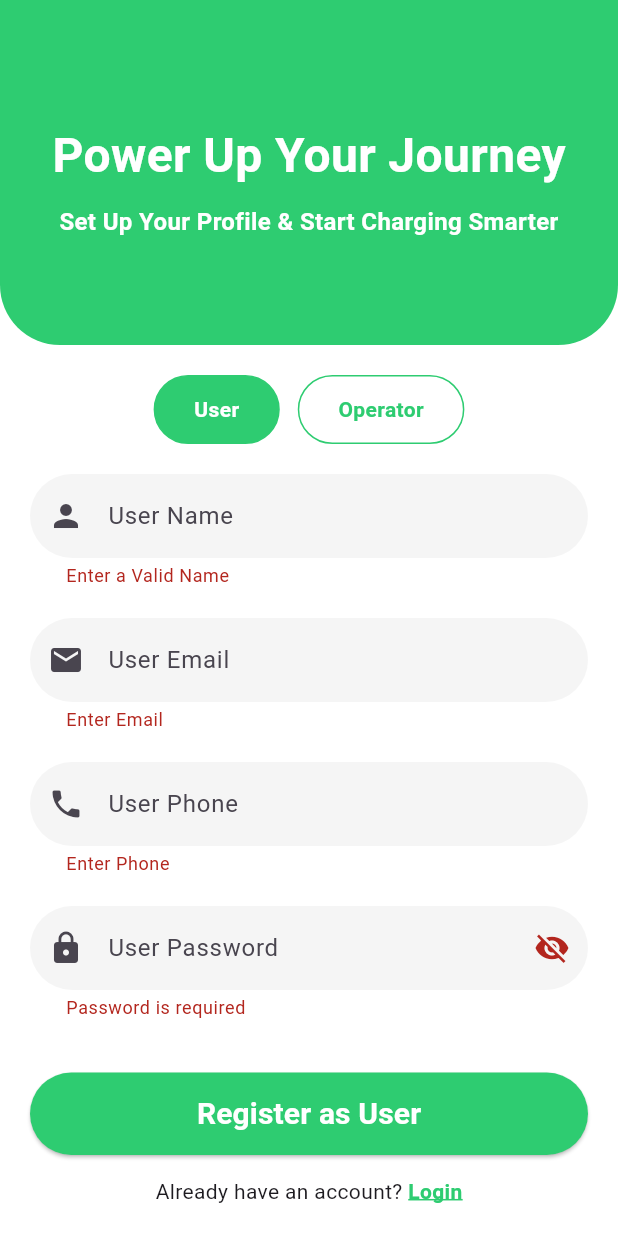
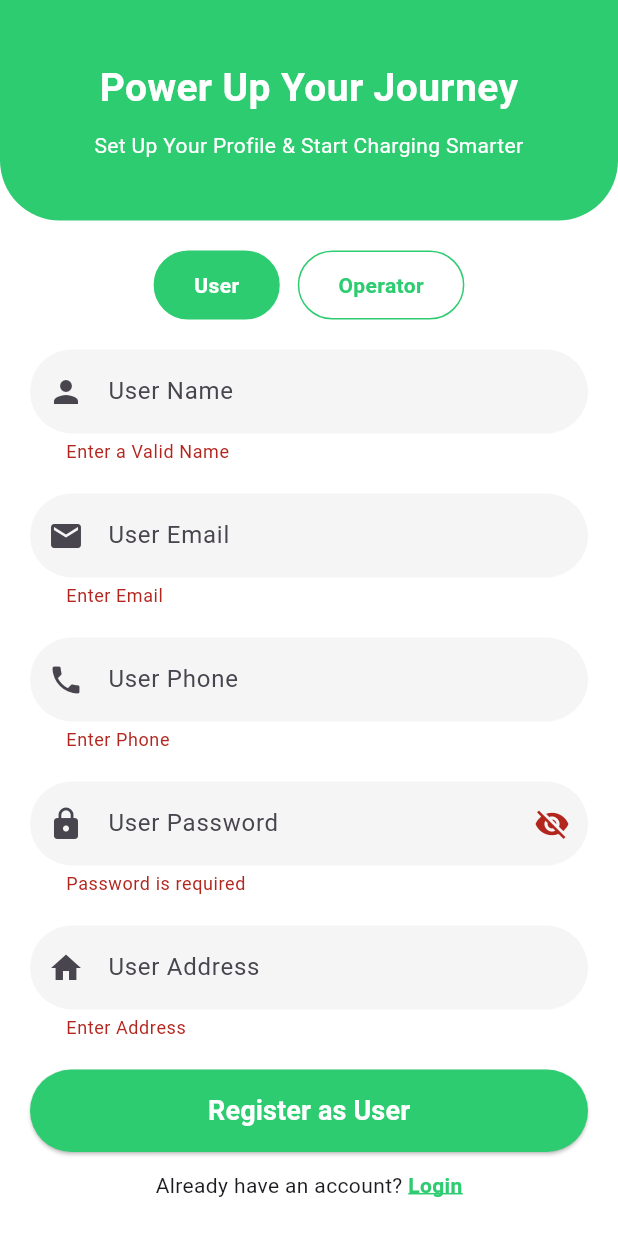
Before and after one commit to Rahilkoshti29/chargenow, a Flutter app: the RegisterPage screen opened directly, after a tap on "Register as User", on a phone screen of 412 x 824 dp. Run offline on Flutter 3.47's test engine with Material 3 defaults, Android fonts, the phone set to English and light mode, and no system bars; our stand-ins replace file_picker, flutter_svg, fluttertoast, font_awesome_flutter, geolocator, google_maps_flutter and 2 more; missing offline and left inert: razorpay_flutter; accounts and stored records are empty; project files that could hold a hidden picture were left out.

Commit message:
register page problem fixed

```diff
--- a/lib/register_page.dart
+++ b/lib/register_page.dart
@@ -133,8 +133,8 @@
       final streamedResponse = await request.send();
       final responseBody = await streamedResponse.stream.bytesToString();
 
-      debugPrint("Status Code: ${streamedResponse.statusCode}");
-      debugPrint("Body: $responseBody");
+      //debugPrint("Status Code: ${streamedResponse.statusCode}");
+      //debugPrint("Body: $responseBody");
 
       final data = jsonDecode(responseBody);
 
@@ -205,83 +205,97 @@
   @override
   Widget build(BuildContext context) {
     return Scaffold(
+      resizeToAvoidBottomInset: true,
       backgroundColor: Colors.white,
       body: isLoading
-          ? Center(child: CircularProgressIndicator(color: Color(0xff2ecc71)))
-          : Column(
+          ? Center(child: CircularProgressIndicator(color: primaryGreen))
+          : SafeArea(
+        child: LayoutBuilder(
+          builder: (context, constraints) {
+            return SingleChildScrollView(
+              keyboardDismissBehavior: ScrollViewKeyboardDismissBehavior.onDrag,
+              padding: EdgeInsets.only(
+                bottom: MediaQuery.of(context).viewInsets.bottom,
+              ),
+              child: ConstrainedBox(
+                constraints: BoxConstraints(minHeight: constraints.maxHeight),
+                child: IntrinsicHeight(
+                  child: Column(
                     children: [
-                Container(
-                  height: 230,
+                      _topHeader(),
+                      const SizedBox(height: 20),
+                      _roleSelector(),
+                      const SizedBox(height: 20),
+                      _formSection(),
+                      _bottomSection(),
+                    ],
+                  ),
+                ),
+              ),
+            );
+          },
+        ),
+      ),
+
+
+    );
+  }
+  Widget _topHeader() {
+    return Container(
       width: double.infinity,
+      padding: const EdgeInsets.symmetric(vertical: 40, horizontal: 20),
       decoration: BoxDecoration(
         color: primaryGreen,
-                    borderRadius: BorderRadius.only(
+        borderRadius: const BorderRadius.only(
           bottomLeft: Radius.circular(40),
           bottomRight: Radius.circular(40),
         ),
       ),
-                  child: SafeArea(
-                    bottom: false,
       child: Column(
-                      mainAxisAlignment: MainAxisAlignment.center,
-                      children: [
-                        SizedBox(height: 10),
+        children: const [
           Text(
             "Power Up Your Journey",
+            textAlign: TextAlign.center,
             style: TextStyle(
               color: Colors.white,
-                            fontSize: 32,
+              fontSize: 26,
               fontWeight: FontWeight.bold,
             ),
           ),
           SizedBox(height: 10),
-                        Padding(
-                          padding: EdgeInsets.symmetric(horizontal: 20),
-                          child: Text(
+          Text(
             "Set Up Your Profile & Start Charging Smarter",
             textAlign: TextAlign.center,
-                            style: TextStyle(
-                              color: Colors.white,
-                              fontSize: 16,
-                              fontWeight: FontWeight.w600,
-                            ),
-                          ),
+            style: TextStyle(color: Colors.white, fontSize: 14),
           ),
         ],
       ),
-                  ),
-                ),
-
-                SizedBox(height: 20),
-
-                // ROLE SELECTOR
-                Row(
+    );
+  }
+  Widget _roleSelector() {
+    return Row(
       mainAxisAlignment: MainAxisAlignment.center,
       children: [
         roleChip("User", RegisterType.user),
-                    SizedBox(width: 12),
+        const SizedBox(width: 12),
         roleChip("Operator", RegisterType.operator),
       ],
-                ),
-
-                SizedBox(height: 20),
-
-                //  FORM
-                Expanded(
-                  child: SingleChildScrollView(
-                    padding: EdgeInsets.symmetric(horizontal: 20),
+    );
+  }
+  Widget _formSection() {
+    return Padding(
+      padding: const EdgeInsets.symmetric(horizontal: 20),
       child: Form(
         key: _formKey,
         child: selectedType == RegisterType.user
             ? userForm()
             : operatorForm(),
       ),
-                  ),
-                ),
-
-                //  REGISTER BUTTON
-                Padding(
-                  padding: EdgeInsets.all(20),
+    );
+  }
+  Widget _bottomSection() {
+    return Padding(
+      padding: const EdgeInsets.all(20),
       child: Column(
         children: [
           SizedBox(
@@ -293,12 +307,11 @@
                 shape: RoundedRectangleBorder(
                   borderRadius: BorderRadius.circular(30),
                 ),
-                          ), //
-
+              ),
               onPressed: () {
                 if (_formKey.currentState!.validate()) {
                   if (selectedType == RegisterType.user) {
-                                registerUser(context); //  User API
+                    registerUser(context);
                   } else {
                     registerOperator(context);
                   }
@@ -308,15 +321,15 @@
                 selectedType == RegisterType.user
                     ? "Register as User"
                     : "Register as Operator",
-                            style: TextStyle(
-                              fontSize: 20,
+                style: const TextStyle(
+                  fontSize: 18,
                   fontWeight: FontWeight.bold,
                   color: Colors.white,
                 ),
               ),
             ),
           ),
-                      SizedBox(height: 14),
+          const SizedBox(height: 12),
           GestureDetector(
             onTap: () {
               Navigator.push(
@@ -324,15 +337,16 @@
                 MaterialPageRoute(builder: (_) => LoginPage()),
               );
             },
+            child: Center(
               child: Text.rich(
                 TextSpan(
+                  text: "Already have an account? ",
                   children: [
-                              TextSpan(text: "Already have an account? "),
                     TextSpan(
                       text: "Login",
                       style: TextStyle(
+                        color: Color(0xff2ecc71),
                         fontWeight: FontWeight.bold,
-                                  color: Color(0xff2ecc71),
                         decoration: TextDecoration.underline,
                         decorationThickness: 1.5,
                         decorationColor: Color(0xff2ecc71),
@@ -342,13 +356,12 @@
                 ),
               ),
             ),
-                    ],
-                  ),
           ),
         ],
       ),
     );
   }
+
 
   //  ROLE CHIP
   Widget roleChip(String text, RegisterType type) {
@@ -433,25 +446,25 @@
               return "Password is required";
             }
 
-            // if (v.length < 8) {
-            //   return "Must be at least 8 characters";
-            // }
-            //
-            // if (!RegExp(r'[A-Z]').hasMatch(v)) {
-            //   return "Must contain at least 1 uppercase letter";
-            // }
-            //
-            // if (!RegExp(r'[a-z]').hasMatch(v)) {
-            //   return "Must contain at least 1 lowercase letter";
-            // }
-            //
-            // if (!RegExp(r'[0-9]').hasMatch(v)) {
-            //   return "Must contain at least 1 number";
-            // }
-            //
-            // if (!RegExp(r'[!@#\$&*~]').hasMatch(v)) {
-            //   return "Must contain at least 1 special character (!@#\$&*~)";
-            // }
+            if (v.length < 8) {
+              return "Must be at least 8 characters";
+            }
+
+            if (!RegExp(r'[A-Z]').hasMatch(v)) {
+              return "Must contain at least 1 uppercase letter";
+            }
+
+            if (!RegExp(r'[a-z]').hasMatch(v)) {
+              return "Must contain at least 1 lowercase letter";
+            }
+
+            if (!RegExp(r'[0-9]').hasMatch(v)) {
+              return "Must contain at least 1 number";
+            }
+
+            if (!RegExp(r'[!@#\$&*~]').hasMatch(v)) {
+              return "Must contain at least 1 special character (!@#\$&*~)";
+            }
 
             return null;
           },
```
Also changed, not shown: lib/forgot_password_page.dart (+172 -129 lines). Lines whose indentation alone changed are shown as unchanged.
